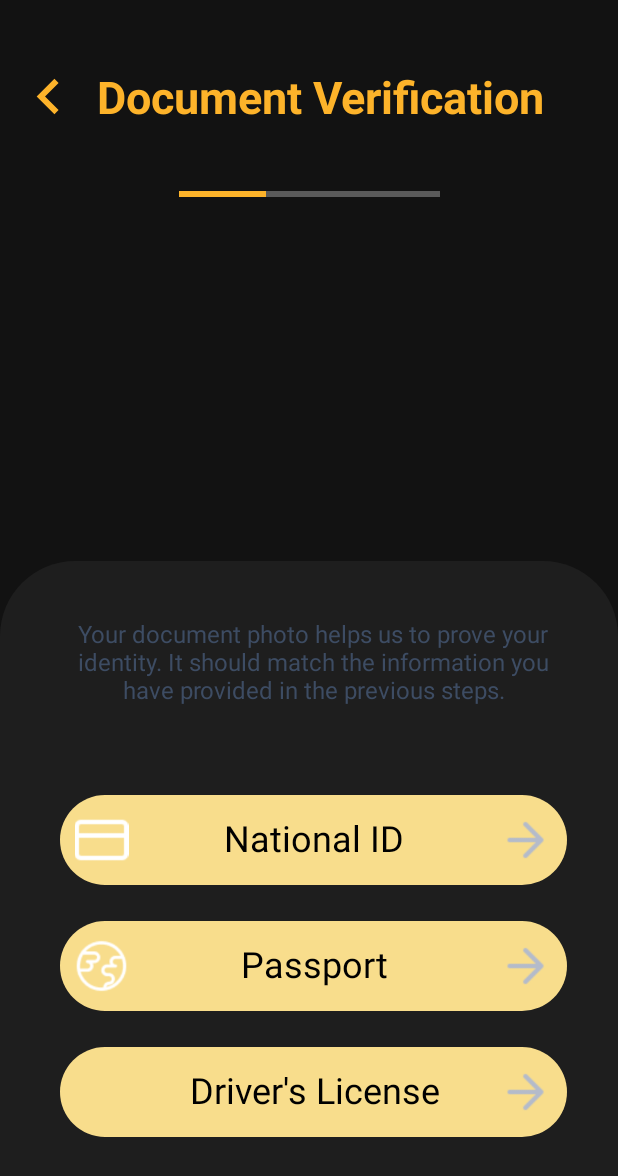
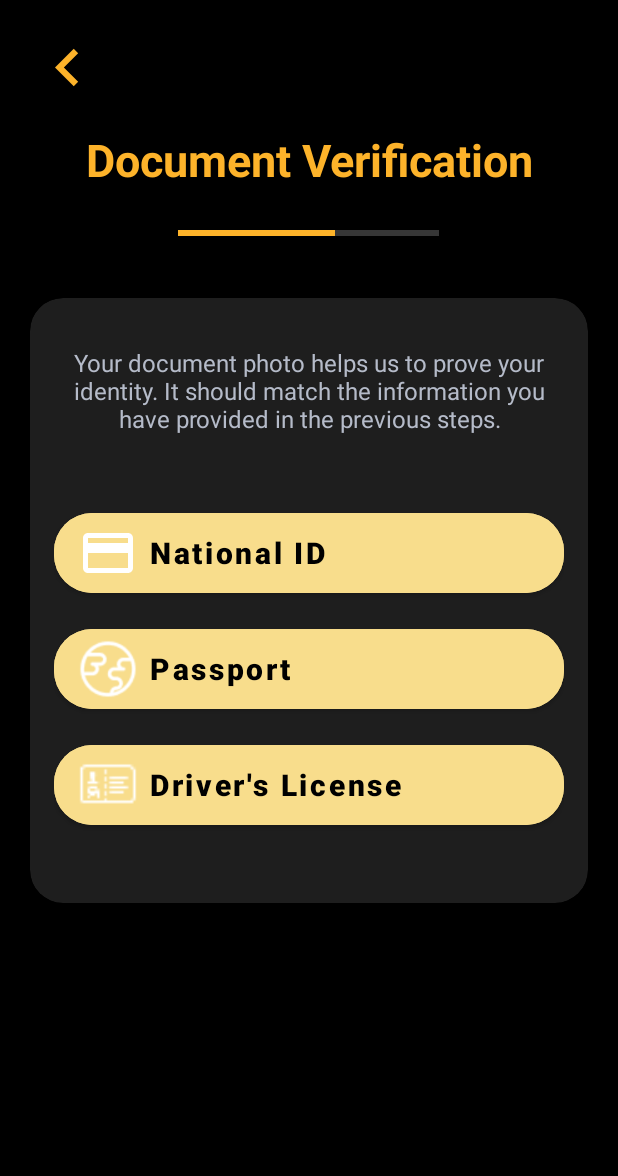
Before and after one commit to sksahil20/Nyaba-App, an Android app: the DocVerify screen opened directly, with no data from a screen before it, on a phone screen of 412 x 824 dp. Shown: the top 1176 px of the screen. Run offline under Robolectric (Android 15) with nearby library versions, the phone set to English and light mode, and no system bars.

Commit message:
Nyaba Application

```diff
--- a/app/build.gradle
+++ b/app/build.gradle
@@ -42,5 +42,5 @@ dependencies {
     implementation "androidx.camera:camera-core:${cameraxVersion}"
     implementation "androidx.camera:camera-camera2:${cameraxVersion}"
 
-    implementation 'com.hbb20:ccp:2.3.1'
+    implementation 'com.hbb20:ccp:2.5.3'
 }
--- a/app/src/main/AndroidManifest.xml
+++ b/app/src/main/AndroidManifest.xml
@@ -13,10 +13,11 @@
         android:roundIcon="@mipmap/ic_launcher_round"
         android:supportsRtl="true"
         android:theme="@style/Theme.NyabaApplication">
-        <activity android:name=".PersonalInfo"></activity>
+        <activity android:name=".PersonalInfo"/>
         <activity android:name=".scanned_copy" />
         <activity android:name=".WellDone" />
         <activity android:name=".Front_Scan" />
+        <activity android:name=".back_scan"/>
         <activity android:name=".DocVerify" />
         <activity android:name=".NewPasswordSuccessMessage" />
         <activity android:name=".SetNewPassword" />
--- a/app/src/main/java/com/example/nyabaapplication/WellDone.java
+++ b/app/src/main/java/com/example/nyabaapplication/WellDone.java
@@ -16,7 +16,7 @@ public class WellDone extends AppCompatActivity {
         super.onCreate(savedInstanceState);
         setContentView(R.layout.activity_well_done);
 
-        backToDash = findViewById(R.id.pass_reset_success_back_btn);
+        backToDash = findViewById(R.id.back_to_dash_btn);
         backToDash.setOnClickListener(new View.OnClickListener() {
             @Override
             public void onClick(View v) {
--- a/app/src/main/java/com/example/nyabaapplication/scanned_copy.java
+++ b/app/src/main/java/com/example/nyabaapplication/scanned_copy.java
@@ -5,22 +5,30 @@ import androidx.appcompat.app.AppCompatActivity;
 import android.content.Intent;
 import android.os.Bundle;
 import android.view.View;
+import android.widget.Button;
 
 public class scanned_copy extends AppCompatActivity {
+
+    Button finishBtn;
 
     @Override
     protected void onCreate(Bundle savedInstanceState) {
         super.onCreate(savedInstanceState);
         setContentView(R.layout.activity_scanned_copy);
 
+         finishBtn =findViewById(R.id.finishBtn);
+        finishBtn.setOnClickListener(new View.OnClickListener() {
+            @Override
+            public void onClick(View v) {
+                Intent intent = new Intent(scanned_copy.this, WellDone.class);
+                startActivity(intent);
+                finish();
+            }
+        });
+
 
     }
 
-    public void finish(View view) {
-        Intent myIntent = new Intent(scanned_copy.this, WellDone.class);
-        scanned_copy.this.startActivity(myIntent);
-        finish();
-    }
 
     public void arrow(View view) {
         Intent myIntent = new Intent(scanned_copy.this, back_scan.class);
--- /dev/null
+++ b/app/src/main/res/drawable/button_style_lite_ylo.xml
@@ -0,0 +1,7 @@
+<?xml version="1.0" encoding="utf-8"?>
+<shape android:shape="rectangle" xmlns:android="http://schemas.android.com/apk/res/android">
+
+    <solid android:color="@color/light_yellow"/>
+    <corners android:radius="50dp"/>
+
+</shape>
--- /dev/null
+++ b/app/src/main/res/drawable/ic_baseline_credit_card.xml
@@ -0,0 +1,5 @@
+<vector android:height="24dp" android:tint="#FDB32A"
+    android:viewportHeight="24" android:viewportWidth="24"
+    android:width="24dp" xmlns:android="http://schemas.android.com/apk/res/android">
+    <path android:fillColor="@android:color/white" android:pathData="M20,4L4,4c-1.11,0 -1.99,0.89 -1.99,2L2,18c0,1.11 0.89,2 2,2h16c1.11,0 2,-0.89 2,-2L22,6c0,-1.11 -0.89,-2 -2,-2zM20,18L4,18v-6h16v6zM20,8L4,8L4,6h16v2z"/>
+</vector>
--- /dev/null
+++ b/app/src/main/res/drawable/ic_baseline_credit_card_24.xml
@@ -0,0 +1,5 @@
+<vector android:height="10dp" android:tint="#FDB32A"
+    android:viewportHeight="24" android:viewportWidth="24"
+    android:width="10dp" xmlns:android="http://schemas.android.com/apk/res/android">
+    <path android:fillColor="@android:color/white" android:pathData="M20,4L4,4c-1.11,0 -1.99,0.89 -1.99,2L2,18c0,1.11 0.89,2 2,2h16c1.11,0 2,-0.89 2,-2L22,6c0,-1.11 -0.89,-2 -2,-2zM20,18L4,18v-6h16v6zM20,8L4,8L4,6h16v2z"/>
+</vector>
--- /dev/null
+++ b/app/src/main/res/drawable/id_card.xml
@@ -0,0 +1,5 @@
+<vector android:height="40dp" android:tint="#FDB32A"
+    android:viewportHeight="24" android:viewportWidth="24"
+    android:width="40dp" xmlns:android="http://schemas.android.com/apk/res/android">
+    <path android:fillColor="@android:color/white" android:pathData="M20,4L4,4c-1.11,0 -1.99,0.89 -1.99,2L2,18c0,1.11 0.89,2 2,2h16c1.11,0 2,-0.89 2,-2L22,6c0,-1.11 -0.89,-2 -2,-2zM20,18L4,18v-6h16v6zM20,8L4,8L4,6h16v2z"/>
+</vector>
--- a/app/src/main/res/layout/activity_doc_verify.xml
+++ b/app/src/main/res/layout/activity_doc_verify.xml
@@ -1,208 +1,141 @@
 <?xml version="1.0" encoding="utf-8"?>
-<androidx.constraintlayout.widget.ConstraintLayout xmlns:android="http://schemas.android.com/apk/res/android"
+<ScrollView xmlns:android="http://schemas.android.com/apk/res/android"
     xmlns:app="http://schemas.android.com/apk/res-auto"
     xmlns:tools="http://schemas.android.com/tools"
     android:layout_width="match_parent"
     android:layout_height="match_parent"
+    android:background="@color/background"
+    android:padding="20dp"
     tools:context=".DocVerify">
 
+
+    <LinearLayout
+        android:layout_width="match_parent"
+        android:layout_height="wrap_content"
+        android:orientation="vertical">
+
+
         <ImageView
-        android:id="@+id/imageView_back_arrow_"
-        android:layout_width="50dp"
-        android:layout_height="47dp"
-        android:layout_gravity="center_horizontal"
-        app:layout_constraintBottom_toBottomOf="@+id/textView9"
-        app:layout_constraintEnd_toStartOf="@+id/textView9"
-        app:layout_constraintStart_toStartOf="parent"
-        app:layout_constraintTop_toTopOf="@+id/textView9"
-        app:srcCompat="@drawable/ic_arrow_left_24" />
+            android:layout_width="wrap_content"
+            android:layout_height="wrap_content"
+            android:src="@drawable/ic_arrow_left_24" />
 
         <TextView
-        android:id="@+id/textView9"
             android:layout_width="wrap_content"
             android:layout_height="wrap_content"
-        android:layout_marginTop="44dp"
+            android:layout_gravity="center"
+            android:gravity="center"
             android:text="Document Verification"
-        android:layout_marginLeft="16dp"
+            android:layout_marginTop="16dp"
+            android:textAlignment="center"
+            android:textAllCaps="false"
             android:textColor="@color/yellow"
-        android:textSize="30dp"
-        android:textStyle="bold"
-        app:layout_constraintEnd_toEndOf="parent"
-        app:layout_constraintStart_toStartOf="parent"
-        app:layout_constraintTop_toTopOf="parent" />
+            android:textSize="30sp"
+            android:textStyle="bold" />
 
-    <androidx.constraintlayout.widget.ConstraintLayout
-        android:id="@+id/constraintLayout"
-        android:layout_width="0dp"
-        android:layout_height="450dp"
-        android:layout_centerHorizontal="true"
-        android:layout_centerVertical="true"
-        android:background="@drawable/black_rounded_background"
+
+        <ProgressBar
+            android:id="@+id/progressBar3"
+            style="?android:attr/progressBarStyleHorizontal"
+            android:layout_width="174dp"
+            android:layout_height="26dp"
+            android:layout_marginTop="16dp"
+            android:progress="60"
+            android:progressTint="@color/yellow"
+            android:layout_gravity="center" />
+
+
+        <com.google.android.material.card.MaterialCardView
+            android:layout_width="match_parent"
+            android:layout_height="wrap_content"
+            android:layout_marginTop="30dp"
+            app:cardBackgroundColor="@color/primary_gray"
+            app:cardCornerRadius="22dp"
+            app:cardElevation="4dp">
+
+            <LinearLayout
+                android:layout_width="match_parent"
+                android:layout_height="match_parent"
                 android:orientation="vertical"
-        app:layout_constraintBottom_toBottomOf="parent"
-        app:layout_constraintEnd_toEndOf="parent"
-        app:layout_constraintStart_toStartOf="parent">
+                android:padding="16dp">
 
                 <TextView
-            android:id="@+id/textView14"
-            android:layout_width="0dp"
-            android:layout_height="81dp"
+                    android:layout_width="match_parent"
+                    android:layout_height="wrap_content"
                     android:text="Your document photo helps us to prove your identity. It should match the information you have provided in the previous steps."
                     android:textAlignment="center"
-            android:textColor="@color/dark_gray"
                     android:textSize="16sp"
-            app:layout_constraintBottom_toTopOf="@+id/nationalID"
-            app:layout_constraintEnd_toEndOf="@+id/nationalID"
-            app:layout_constraintStart_toStartOf="@+id/nationalID"
-            app:layout_constraintTop_toTopOf="parent" />
-
-        <ImageButton
-            android:id="@+id/nationalID"
-            android:layout_width="338dp"
-            android:layout_height="60dp"
-            android:layout_marginTop="156dp"
-            android:background="@drawable/document_verification_button"
-            android:onClick="nationalID"
-            android:text="National Id"
-            app:layout_constraintEnd_toEndOf="parent"
-            app:layout_constraintHorizontal_bias="0.541"
-            app:layout_constraintStart_toStartOf="parent"
-            app:layout_constraintTop_toTopOf="parent" />
-
-        <ImageView
-            android:id="@+id/imageView_nid"
-            android:layout_width="39dp"
-            android:layout_height="36dp"
-            android:layout_gravity="center_horizontal"
-            android:layout_marginStart="8dp"
-            android:background="@color/light_yellow"
-            app:layout_constraintBottom_toBottomOf="@+id/nationalID"
-            app:layout_constraintStart_toStartOf="@+id/nationalID"
-            app:layout_constraintTop_toTopOf="@+id/nationalID"
-            app:srcCompat="@drawable/national_id" />
-
-        <TextView
-            android:id="@+id/textView15"
-            android:layout_width="157dp"
-            android:layout_height="36dp"
-            android:text="National ID"
-            android:textAlignment="center"
-            android:textColor="@color/black"
-            android:textSize="24sp"
-            app:layout_constraintBottom_toBottomOf="@+id/nationalID"
-            app:layout_constraintEnd_toEndOf="@+id/nationalID"
-            app:layout_constraintStart_toStartOf="@+id/nationalID"
-            app:layout_constraintTop_toTopOf="@+id/nationalID" />
-
-        <ImageButton
-            android:id="@+id/passport"
-            android:layout_width="338dp"
-            android:layout_height="60dp"
-            android:layout_marginTop="24dp"
-            android:background="@drawable/document_verification_button"
-            android:onClick="passport"
-            app:layout_constraintStart_toStartOf="@+id/nationalID"
-            app:layout_constraintTop_toBottomOf="@+id/driver_licence" />
-
-        <ImageButton
-            android:id="@+id/driver_licence"
-            android:layout_width="338dp"
-            android:layout_height="60dp"
-            android:layout_marginTop="24dp"
-            android:background="@drawable/document_verification_button"
-            android:onClick="driverLicence"
-            app:layout_constraintEnd_toEndOf="parent"
-            app:layout_constraintHorizontal_bias="0.0"
-            app:layout_constraintStart_toStartOf="@+id/nationalID"
-            app:layout_constraintTop_toBottomOf="@+id/nationalID" />
-
-        <ImageView
-            android:id="@+id/imageView_passport"
-            android:layout_width="39dp"
-            android:layout_height="36dp"
-            android:layout_gravity="center_horizontal"
-            android:layout_marginStart="8dp"
-            android:background="@color/light_yellow"
-            app:layout_constraintBottom_toBottomOf="@+id/driver_licence"
-            app:layout_constraintStart_toStartOf="@+id/driver_licence"
-            app:layout_constraintTop_toTopOf="@+id/driver_licence"
-            app:srcCompat="@drawable/passport" />
-
-        <TextView
-            android:id="@+id/textView16"
-            android:layout_width="157dp"
-            android:layout_height="36dp"
-            android:text="Passport"
-            android:textAlignment="center"
-            android:textColor="@color/black"
-            android:textSize="24sp"
-            app:layout_constraintBottom_toBottomOf="@+id/driver_licence"
-            app:layout_constraintEnd_toEndOf="@+id/driver_licence"
-            app:layout_constraintStart_toStartOf="@+id/driver_licence"
-            app:layout_constraintTop_toTopOf="@+id/driver_licence" />
-
-        <ImageView
-            android:id="@+id/imageView_id_arrow"
-            android:layout_width="39dp"
-            android:layout_height="36dp"
-            android:layout_gravity="center_horizontal"
-            android:layout_marginEnd="8dp"
-            android:background="@color/light_yellow"
-            app:layout_constraintBottom_toBottomOf="@+id/passport"
-            app:layout_constraintEnd_toEndOf="@+id/passport"
-            app:layout_constraintTop_toTopOf="@+id/passport"
-            app:srcCompat="@drawable/arrow" />
-
-        <ImageView
-            android:id="@+id/imageView_passport_arrow"
-            android:layout_width="39dp"
-            android:layout_height="36dp"
-            android:layout_gravity="center_horizontal"
-            android:layout_marginEnd="8dp"
-            android:background="@color/light_yellow"
-            app:layout_constraintBottom_toBottomOf="@+id/driver_licence"
-            app:layout_constraintEnd_toEndOf="@+id/driver_licence"
-            app:layout_constraintTop_toTopOf="@+id/driver_licence"
-            app:srcCompat="@drawable/arrow" />
-
-        <TextView
-            android:id="@+id/textView17"
-            android:layout_width="wrap_content"
-            android:layout_height="36dp"
-            android:text="Driver's License"
-            android:textAlignment="center"
-            android:textColor="@color/black"
-            android:textSize="24sp"
-            app:layout_constraintBottom_toBottomOf="@+id/passport"
-            app:layout_constraintEnd_toEndOf="@+id/passport"
-            app:layout_constraintStart_toStartOf="@+id/passport"
-            app:layout_constraintTop_toTopOf="@+id/passport" />
-
-        <ImageView
-            android:id="@+id/imageView_licence_arrow"
-            android:layout_width="39dp"
-            android:layout_height="36dp"
-            android:layout_gravity="center_horizontal"
-            android:layout_marginEnd="8dp"
-            android:background="@color/light_yellow"
-            app:layout_constraintBottom_toBottomOf="@+id/nationalID"
-            app:layout_constraintEnd_toEndOf="@+id/nationalID"
-            app:layout_constraintTop_toTopOf="@+id/nationalID"
-            app:srcCompat="@drawable/arrow" />
-    </androidx.constraintlayout.widget.ConstraintLayout>
-
-    <ProgressBar
-        android:id="@+id/progressBar"
-        style="@style/Widget.AppCompat.ProgressBar.Horizontal"
-        android:layout_width="174dp"
-        android:layout_height="25dp"
-        android:layout_marginTop="32dp"
-        android:progress="33"
-        android:progressBackgroundTint="@color/white"
-        android:progressTint="@color/yellow"
-        app:layout_constraintEnd_toEndOf="parent"
-        app:layout_constraintStart_toStartOf="parent"
-        app:layout_constraintTop_toBottomOf="@+id/textView9" />
+                    android:textColor="@color/gray"
+                    android:layout_marginTop="16dp"
+                    android:layout_marginBottom="16dp"/>
 
 
-</androidx.constraintlayout.widget.ConstraintLayout>
+                <com.google.android.material.button.MaterialButton
+                    android:id="@+id/nationalID"
+                    android:layout_width="match_parent"
+                    android:layout_height="65dp"
+                    android:layout_marginTop="30dp"
+                    android:backgroundTint="@color/light_yellow"
+                    android:onClick="nationalID"
+                    android:text="National ID"
+                    android:textAllCaps="false"
+                    android:textColor="@color/black"
+                    android:textAlignment="viewStart"
+                    android:textSize="20sp"
+                    android:textStyle="bold"
+                    app:cornerRadius="25dp"
+                    app:icon="@drawable/id_card"
+                    app:iconGravity="start"
+                    app:iconTint="@color/white" />
+
+                <com.google.android.material.button.MaterialButton
+                    android:id="@+id/passport"
+                    android:onClick="passport"
+                    android:layout_width="match_parent"
+                    android:layout_height="65dp"
+                    android:layout_marginTop="12dp"
+                    android:backgroundTint="@color/light_yellow"
+                    android:textAlignment="viewStart"
+                    android:text="Passport"
+                    android:textAllCaps="false"
+                    android:textColor="@color/black"
+                    android:textSize="20sp"
+                    android:textStyle="bold"
+                    app:cornerRadius="25dp"
+                    app:icon="@drawable/passport"
+                    app:iconSize="40dp"
+                    app:iconGravity="start"
+                    app:iconTint="@color/white" />
+
+                <com.google.android.material.button.MaterialButton
+                    android:id="@+id/driver_licence"
+                    android:onClick="driverLicence"
+                    android:layout_width="match_parent"
+                    android:layout_height="65dp"
+                    android:backgroundTint="@color/light_yellow"
+                    app:cornerRadius="25dp"
+                    android:textAlignment="viewStart"
+                    android:layout_marginTop="12dp"
+                     android:layout_marginBottom="30dp"
+                    android:text="Driver's License"
+                    android:textAllCaps="false"
+                    app:icon="@drawable/driver_license"
+                    app:iconSize="40dp"
+                    app:iconGravity="start"
+                    app:iconTint="@color/white"
+                    android:textColor="@color/black"
+                    android:textSize="20sp"
+                    android:textStyle="bold"/>
+
+
+
+            </LinearLayout>
+
+        </com.google.android.material.card.MaterialCardView>
+
+
+
+    </LinearLayout>
+
+
+</ScrollView>
--- a/app/src/main/res/layout/activity_personal_info.xml
+++ b/app/src/main/res/layout/activity_personal_info.xml
@@ -5,7 +5,7 @@
     android:layout_width="match_parent"
     android:layout_height="match_parent"
     android:background="@color/background"
-    android:padding="30dp"
+    android:padding="10dp"
     tools:context=".PersonalInfo">
 
     <LinearLayout
@@ -38,14 +38,15 @@
             android:layout_width="174dp"
             android:layout_height="26dp"
             android:layout_marginTop="16dp"
-            android:progress="20"
+            android:progress="30"
             android:progressTint="@color/yellow"
             android:layout_gravity="center" />
 
         <com.google.android.material.card.MaterialCardView
             android:layout_width="match_parent"
             android:layout_height="wrap_content"
-            android:layout_marginTop="40dp"
+            android:layout_marginTop="20dp"
+            android:layout_marginHorizontal="10dp"
             app:cardBackgroundColor="@color/primary_gray"
             app:cardCornerRadius="22dp"
             app:cardElevation="4dp">
@@ -158,11 +159,15 @@
                 <com.hbb20.CountryCodePicker
                     android:layout_width="match_parent"
                     android:layout_height="wrap_content"
+                    android:padding="5dp"
                     app:ccp_autoDetectCountry="true"
                     app:ccp_showFlag="true"
                     app:ccp_showNameCode="true"
                     app:ccp_showFullName="true"
                     android:layout_marginTop="12dp"
+                    app:ccp_contentColor="@color/white"
+                    app:ccp_textGravity="LEFT"
+                    app:ccpDialog_textColor="@color/white"
                     android:background="@drawable/yellow_boder"/>
 
 
--- a/app/src/main/res/layout/activity_scanned_copy.xml
+++ b/app/src/main/res/layout/activity_scanned_copy.xml
@@ -79,7 +79,7 @@
                 app:layout_constraintTop_toBottomOf="@+id/imageView3" />
 
             <android.widget.Button
-                android:id="@+id/finish"
+                android:id="@+id/finishBtn"
                 android:layout_width="220dp"
                 android:layout_height="wrap_content"
                 android:layout_marginTop="50dp"
@@ -90,7 +90,6 @@
                 android:textColor="@color/white"
                 android:textSize="19sp"
                 android:textStyle="bold"
-                android:onClick="finish"
                 app:layout_constraintBottom_toBottomOf="parent"
                 app:layout_constraintEnd_toEndOf="parent"
                 app:layout_constraintStart_toStartOf="parent"
```
Also changed, not shown: app/src/main/res/drawable-xxhdpi/driver_license.png (added). Lines whose indentation alone changed are shown as unchanged.
